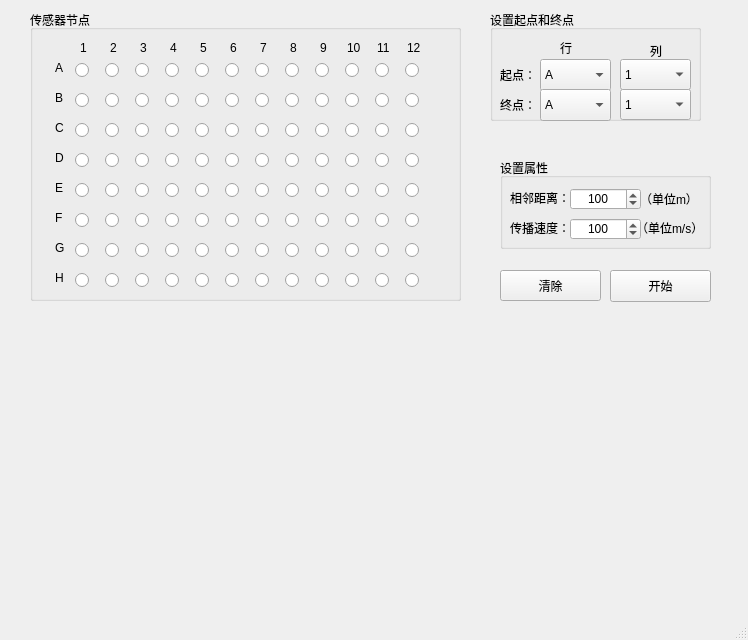
This is mainwindow.ui in iMbaGong/SensorNetwork as Qt 5 draws it before an edit. The edited form follows.
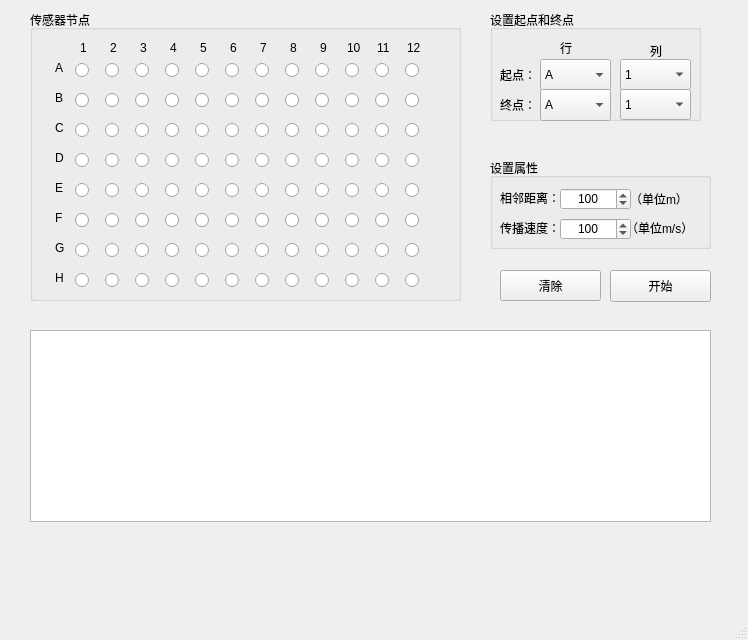
This is the edited form.

Patch:
```diff
--- a/mainwindow.ui
+++ b/mainwindow.ui
@@ -1955,9 +1955,9 @@
    <widget class="QGroupBox" name="attribute">
     <property name="geometry">
      <rect>
-      <x>500</x>
+      <x>490</x>
       <y>158</y>
-      <width>211</width>
+      <width>221</width>
       <height>91</height>
      </rect>
     </property>
@@ -2416,6 +2416,16 @@
      </property>
     </widget>
    </widget>
+   <widget class="QTextBrowser" name="textBrowser">
+    <property name="geometry">
+     <rect>
+      <x>30</x>
+      <y>330</y>
+      <width>681</width>
+      <height>192</height>
+     </rect>
+    </property>
+   </widget>
    <zorder>attribute</zorder>
    <zorder>sensorNet</zorder>
    <zorder>btnClr</zorder>
```
Left out of the diff: 1 changed line with no effect on the pictures.
